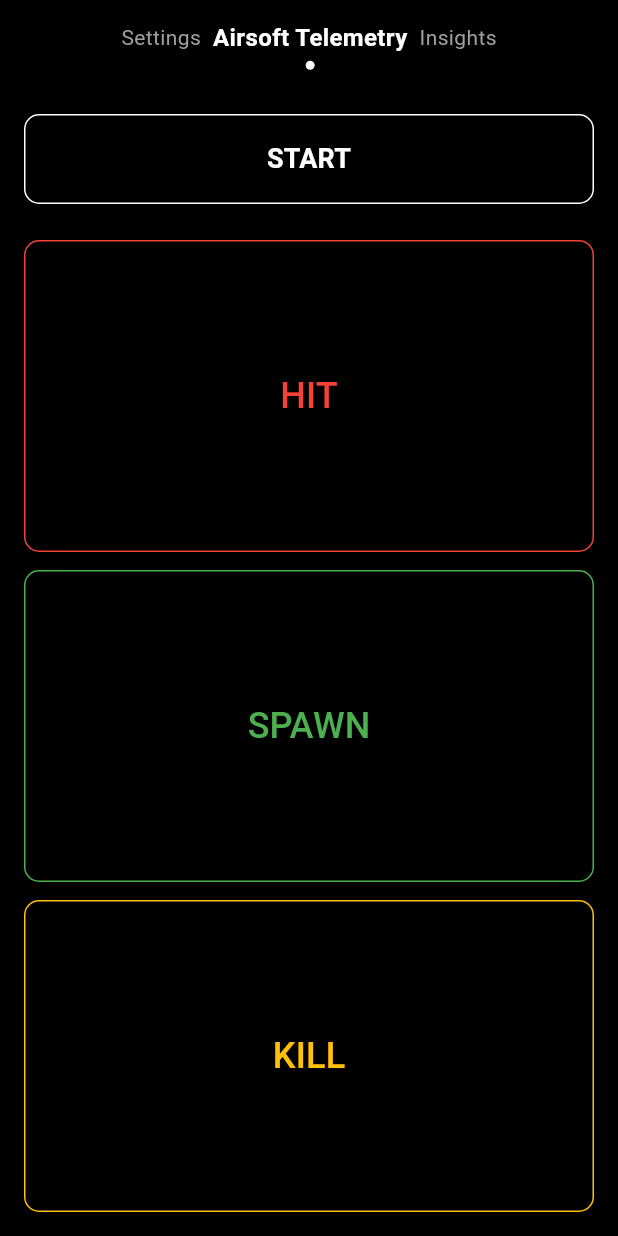
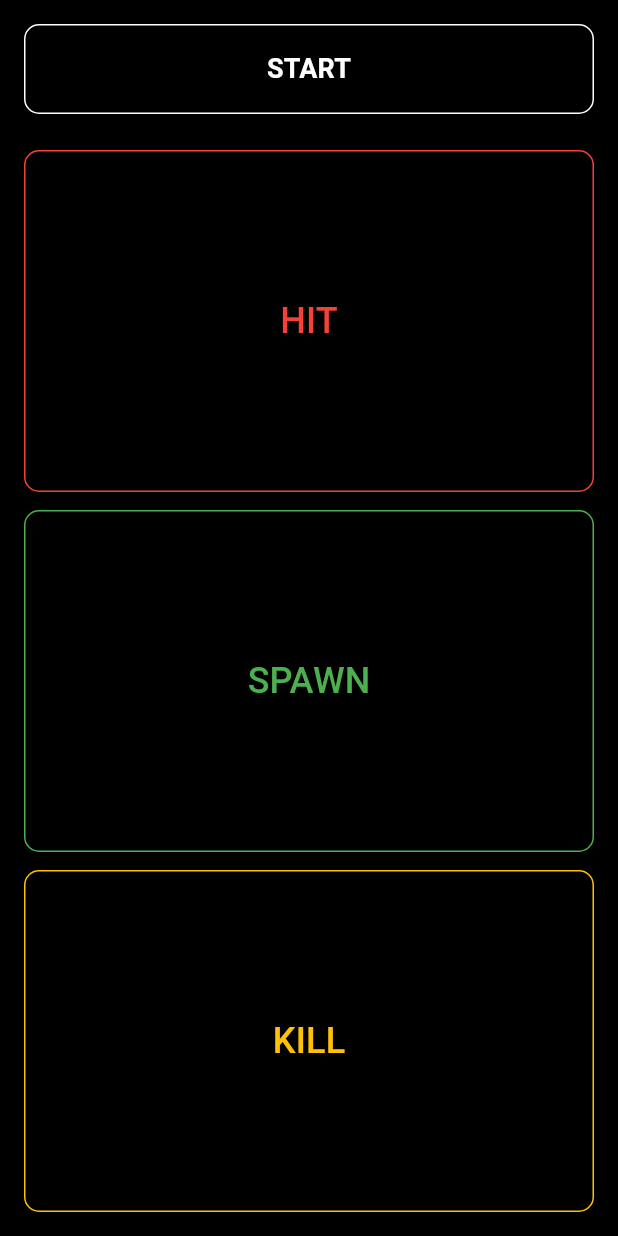
Before and after one commit to xmbn/Airsoft-Telemetry, a Flutter app: the screen it shows after launch, on a phone screen of 412 x 824 dp. Run offline on Flutter 3.47's test engine with Material 3 defaults, Android fonts, the phone set to English and light mode, and no system bars.

Commit message:
done with UI for now

```diff
--- a/lib/screens/main_navigation_screen.dart
+++ b/lib/screens/main_navigation_screen.dart
@@ -44,64 +44,12 @@ class _MainNavigationScreenState extends State<MainNavigationScreen> {
     return Scaffold(
       backgroundColor: Colors.black,
       resizeToAvoidBottomInset: false,
-      body: Column(
-        children: [
-          // Custom App Bar with page indicator
-          Container(
-            height: 60 + MediaQuery.of(context).padding.top,
-            padding: EdgeInsets.only(
-              left: AppConfig.standardPadding,
-              right: AppConfig.standardPadding,
-              top: MediaQuery.of(context).padding.top,
-            ),
-            child: Row(
-              mainAxisAlignment: MainAxisAlignment.center,
-              children: [
-                // Page indicators
-                Row(
-                  children: List.generate(_screens.length, (index) {
-                    return Container(
-                      margin: EdgeInsets.symmetric(horizontal: AppConfig.smallPadding),
-                      child: Column(
-                        mainAxisAlignment: MainAxisAlignment.center,
-                        children: [
-                          Text(
-                            _screenTitles[index],
-                            style: TextStyle(
-                              color: _currentIndex == index ? Colors.white : Colors.grey,
-                              fontSize: _currentIndex == index ? 16 : 14,
-                              fontWeight: _currentIndex == index ? FontWeight.bold : FontWeight.normal,
-                            ),
-                          ),
-                          SizedBox(height: AppConfig.smallPadding),
-                          Container(
-                            width: 6,
-                            height: 6,
-                            decoration: BoxDecoration(
-                              shape: BoxShape.circle,
-                              color: _currentIndex == index ? Colors.white : Colors.transparent,
-                            ),
-                          ),
-                        ],
-                      ),
-                    );
-                  }),
-                ),
-              ],
-            ),
-          ),
-          // Page view
-          Expanded(
-            child: PageView(
-              controller: _pageController,
-              onPageChanged: _onPageChanged,
-              children: _screens.map((screen) => Padding(
-                padding: EdgeInsets.only(bottom: MediaQuery.of(context).padding.bottom),
-                child: screen,
-              )).toList(),
-            ),
-          ),
-        ],
+      body: SafeArea(
+        child: PageView(
+          controller: _pageController,
+          onPageChanged: _onPageChanged,
+          children: _screens,
+        ),
       ),
     );
   }
```
